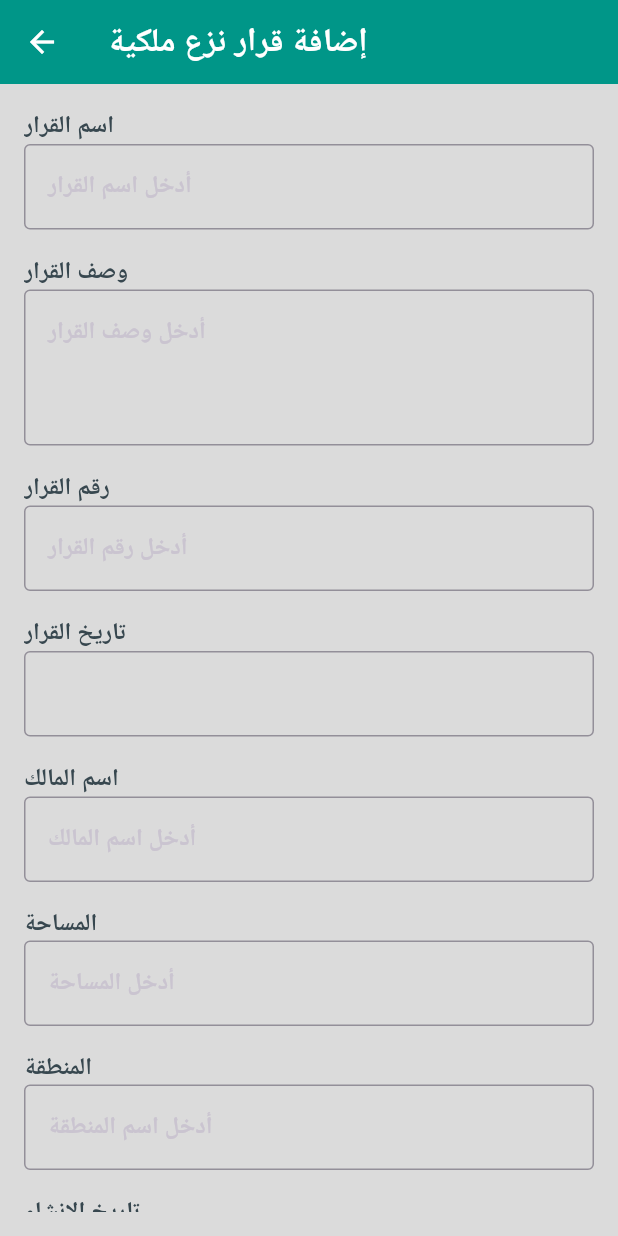
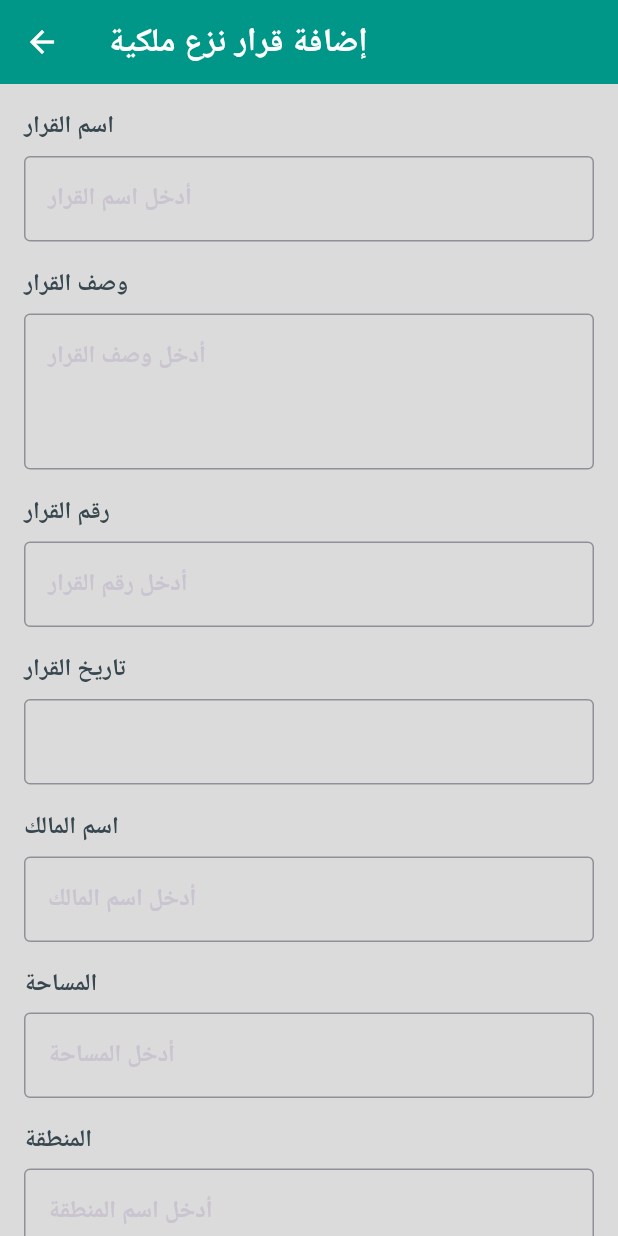
Before and after one commit to EmadMHassanin2024/-expro_archives, a Flutter app: the screen it shows after launch, after a tap on "إضافة قرار نزع", on a phone screen of 412 x 824 dp. Run offline on Flutter 3.47's test engine with Material 3 defaults, Android fonts, the phone set to English and light mode, and no system bars; our stand-ins replace file_picker; Roboto replaces fonts that are missing (Poppins).

Commit message:
modify all view to be resposive

```diff
--- a/lib/views/add_decision_screen.dart
+++ b/lib/views/add_decision_screen.dart
@@ -12,7 +12,6 @@ class AddDecisionScreen extends StatefulWidget {
 class _AddDecisionScreenState extends State<AddDecisionScreen> {
   final _formKey = GlobalKey<FormState>();
 
-  // Fields
   String title = '';
   String description = '';
   String decisionNumber = '';
@@ -70,77 +69,93 @@ class _AddDecisionScreenState extends State<AddDecisionScreen> {
       textDirection: ui.TextDirection.ltr,
       child: Scaffold(
         appBar: AppBar(title: Text('إضافة قرار نزع ملكية')),
-        body: Padding(
+        body: LayoutBuilder(
+          builder: (context, constraints) {
+            bool isWideScreen = constraints.maxWidth >= 600;
+
+            return SingleChildScrollView(
               padding: const EdgeInsets.all(16.0),
               child: Form(
                 key: _formKey,
-            child: ListView(
+                child: Wrap(
+                  spacing: 16,
+                  runSpacing: 16,
                   children: [
-                _buildLabel('اسم القرار'),
-                TextFormField(
+                    _buildFormField(
+                      label: 'اسم القرار',
+                      child: TextFormField(
                         decoration: _inputDecoration('أدخل اسم القرار'),
                         onSaved: (value) => title = value ?? '',
                         validator: _requiredValidator,
                       ),
-                SizedBox(height: 16),
-
-                _buildLabel('وصف القرار'),
-                TextFormField(
+                      isWide: isWideScreen,
+                    ),
+                    _buildFormField(
+                      label: 'وصف القرار',
+                      child: TextFormField(
                         maxLines: 3,
                         decoration: _inputDecoration('أدخل وصف القرار'),
                         onSaved: (value) => description = value ?? '',
                         validator: _requiredValidator,
                       ),
-                SizedBox(height: 16),
-
-                _buildLabel('رقم القرار'),
-                TextFormField(
+                      isWide: isWideScreen,
+                    ),
+                    _buildFormField(
+                      label: 'رقم القرار',
+                      child: TextFormField(
                         decoration: _inputDecoration('أدخل رقم القرار'),
                         onSaved: (value) => decisionNumber = value ?? '',
                         validator: _requiredValidator,
                       ),
-                SizedBox(height: 16),
-
-                _buildLabel('تاريخ القرار'),
-                InkWell(
+                      isWide: isWideScreen,
+                    ),
+                    _buildFormField(
+                      label: 'تاريخ القرار',
+                      child: InkWell(
                         onTap: _pickDecisionDate,
                         child: InputDecorator(
                           decoration: _inputDecoration('اختر تاريخ القرار'),
                           child: Text(
                             decisionDate == null
                                 ? ''
-                          : DateFormat('yyyy-MM-dd').format(decisionDate!),
+                                : DateFormat(
+                                    'yyyy-MM-dd',
+                                  ).format(decisionDate!),
                           ),
                         ),
                       ),
-                SizedBox(height: 16),
-
-                _buildLabel('اسم المالك'),
-                TextFormField(
+                      isWide: isWideScreen,
+                    ),
+                    _buildFormField(
+                      label: 'اسم المالك',
+                      child: TextFormField(
                         decoration: _inputDecoration('أدخل اسم المالك'),
                         onSaved: (value) => ownerName = value ?? '',
                         validator: _requiredValidator,
                       ),
-                SizedBox(height: 16),
-
-                _buildLabel('المساحة'),
-                TextFormField(
+                      isWide: isWideScreen,
+                    ),
+                    _buildFormField(
+                      label: 'المساحة',
+                      child: TextFormField(
                         decoration: _inputDecoration('أدخل المساحة'),
                         onSaved: (value) => area = value ?? '',
                         validator: _requiredValidator,
                       ),
-                SizedBox(height: 16),
-
-                _buildLabel('المنطقة'),
-                TextFormField(
+                      isWide: isWideScreen,
+                    ),
+                    _buildFormField(
+                      label: 'المنطقة',
+                      child: TextFormField(
                         decoration: _inputDecoration('أدخل اسم المنطقة'),
                         onSaved: (value) => region = value ?? '',
                         validator: _requiredValidator,
                       ),
-                SizedBox(height: 16),
-
-                _buildLabel('تاريخ الإنشاء'),
-                InkWell(
+                      isWide: isWideScreen,
+                    ),
+                    _buildFormField(
+                      label: 'تاريخ الإنشاء',
+                      child: InkWell(
                         onTap: _pickCreatedAtDate,
                         child: InputDecorator(
                           decoration: _inputDecoration('اختر تاريخ الإنشاء'),
@@ -151,9 +166,13 @@ class _AddDecisionScreenState extends State<AddDecisionScreen> {
                           ),
                         ),
                       ),
-                SizedBox(height: 16),
-
-                _buildLabel('إدراج المرفق'),
+                      isWide: isWideScreen,
+                    ),
+                    _buildFormField(
+                      label: 'إدراج المرفق',
+                      child: Column(
+                        crossAxisAlignment: CrossAxisAlignment.start,
+                        children: [
                           ElevatedButton.icon(
                             icon: Icon(Icons.attach_file),
                             label: Text('اختر ملف'),
@@ -164,8 +183,11 @@ class _AddDecisionScreenState extends State<AddDecisionScreen> {
                               padding: const EdgeInsets.only(top: 8.0),
                               child: Text('الملف: $attachmentFileName'),
                             ),
-                SizedBox(height: 24),
-
+                        ],
+                      ),
+                      isWide: isWideScreen,
+                    ),
+                    SizedBox(width: double.infinity),
                     Row(
                       children: [
                         Expanded(
@@ -174,9 +196,10 @@ class _AddDecisionScreenState extends State<AddDecisionScreen> {
                             onPressed: () {
                               if (_formKey.currentState!.validate()) {
                                 _formKey.currentState!.save();
-                            // يمكنك هنا إرسال البيانات إلى الخادم أو حفظها
                                 ScaffoldMessenger.of(context).showSnackBar(
-                              SnackBar(content: Text('تم حفظ البيانات بنجاح')),
+                                  SnackBar(
+                                    content: Text('تم حفظ البيانات بنجاح'),
+                                  ),
                                 );
                               }
                             },
@@ -201,15 +224,31 @@ class _AddDecisionScreenState extends State<AddDecisionScreen> {
                   ],
                 ),
               ),
+            );
+          },
         ),
       ),
     );
   }
 
-  Widget _buildLabel(String text) {
-    return Text(
-      text,
+  Widget _buildFormField({
+    required String label,
+    required Widget child,
+    required bool isWide,
+  }) {
+    return SizedBox(
+      width: isWide ? 300 : double.infinity,
+      child: Column(
+        crossAxisAlignment: CrossAxisAlignment.start,
+        children: [
+          Text(
+            label,
             style: TextStyle(fontSize: 16, fontWeight: FontWeight.w600),
+          ),
+          SizedBox(height: 8),
+          child,
+        ],
+      ),
     );
   }
 
--- a/lib/views/dash_board.dart
+++ b/lib/views/dash_board.dart
@@ -1,13 +1,39 @@
+import 'package:flutter/material.dart';
 import 'package:expro_archives/views/decision_workflow.dart';
-import 'package:flutter/material.dart';
 import 'package:expro_archives/views/add_decision_screen.dart';
 import 'package:expro_archives/views/view_decision_screen.dart';
 
 class DashboardScreen extends StatelessWidget {
   const DashboardScreen({super.key});
 
+  final List<Map<String, String>> decisions = const [
+    {
+      'id': '1',
+      'name': 'قرار نزع 1',
+      'number': '1001',
+      'date': '2025-08-01',
+      'owner': 'أحمد محمد',
+      'area': '500 م²',
+      'region': 'الرياض',
+    },
+    {
+      'id': '2',
+      'name': 'قرار نزع 2',
+      'number': '1002',
+      'date': '2025-08-02',
+      'owner': 'سارة عبدالله',
+      'area': '320 م²',
+      'region': 'مكة',
+    },
+  ];
+
   @override
   Widget build(BuildContext context) {
+    final screenWidth = MediaQuery.of(context).size.width;
+    final isMobile = screenWidth < 600;
+    final isTablet = screenWidth >= 600 && screenWidth < 1024;
+    final isWeb = screenWidth >= 1024;
+
     return Directionality(
       textDirection: TextDirection.rtl,
       child: Scaffold(
@@ -19,14 +45,15 @@ class DashboardScreen extends StatelessWidget {
           centerTitle: true,
           backgroundColor: Colors.teal,
         ),
-        body: DefaultTextStyle(
-          style: const TextStyle(color: Colors.black),
-          child: Column(
+        body: Column(
           children: [
             const SizedBox(height: 16),
             Padding(
               padding: const EdgeInsets.symmetric(horizontal: 16.0),
-                child: Row(
+              child: Wrap(
+                spacing: 16,
+                runSpacing: 8,
+                alignment: WrapAlignment.start,
                 children: [
                   ElevatedButton.icon(
                     onPressed: () {
@@ -46,8 +73,8 @@ class DashboardScreen extends StatelessWidget {
                       backgroundColor: Colors.teal,
                     ),
                   ),
-                    const SizedBox(width: 16),
-                    Expanded(
+                  SizedBox(
+                    width: isMobile ? screenWidth - 32 : 400,
                     child: TextField(
                       decoration: InputDecoration(
                         hintText: 'ابحث باسم المالك أو المنطقة...',
@@ -63,148 +90,134 @@ class DashboardScreen extends StatelessWidget {
             ),
             const SizedBox(height: 16),
             Expanded(
-                child: SingleChildScrollView(
+              child: decisions.isEmpty
+                  ? const Center(child: Text("لا توجد بيانات حالياً."))
+                  : LayoutBuilder(
+                      builder: (context, constraints) {
+                        return SingleChildScrollView(
                           scrollDirection: Axis.horizontal,
-                  child: SingleChildScrollView(
+                          child: ConstrainedBox(
+                            constraints: BoxConstraints(
+                              minWidth: constraints.maxWidth,
+                            ),
                             child: Padding(
                               padding: const EdgeInsets.all(16.0),
                               child: DataTable(
-                        columnSpacing: 20,
+                                columnSpacing: isMobile ? 8 : 20,
                                 headingRowColor: MaterialStateProperty.all(
                                   Colors.teal.shade100,
                                 ),
-                        border: TableBorder.all(color: Colors.grey.shade300),
-                        columns: const [
-                          DataColumn(label: Text('م')),
-                          DataColumn(label: Text('اسم قرار النزع')),
-                          DataColumn(label: Text('رقم قرار النزع')),
-                          DataColumn(label: Text('التاريخ')),
-                          DataColumn(label: Text('اسم المالك')),
-                          DataColumn(label: Text('المساحة')),
-                          DataColumn(label: Text('المنطقة')),
-                          DataColumn(label: Text('الإجراءات')),
+                                border: TableBorder.all(
+                                  color: Colors.grey.shade300,
+                                ),
+                                columns: [
+                                  const DataColumn(label: Text('م')),
+                                  const DataColumn(label: Text('اسم القرار')),
+                                  const DataColumn(label: Text('الرقم')),
+                                  if (!isMobile)
+                                    const DataColumn(label: Text('التاريخ')),
+                                  if (!isMobile)
+                                    const DataColumn(label: Text('المالك')),
+                                  if (isTablet || isWeb)
+                                    const DataColumn(label: Text('المساحة')),
+                                  if (isTablet || isWeb)
+                                    const DataColumn(label: Text('المنطقة')),
+                                  const DataColumn(label: Text('الإجراءات')),
                                 ],
-                        rows: [
-                          DataRow(
+                                rows: decisions.map((decision) {
+                                  return DataRow(
                                     cells: [
-                              const DataCell(Text('1')),
-                              const DataCell(Text('قرار نزع 1')),
-                              const DataCell(Text('1001')),
-                              const DataCell(Text('2025-08-01')),
-                              const DataCell(Text('أحمد محمد')),
-                              const DataCell(Text('500 م²')),
-                              const DataCell(Text('الرياض')),
+                                      DataCell(Text(decision['id']!)),
+                                      DataCell(Text(decision['name']!)),
+                                      DataCell(Text(decision['number']!)),
+                                      if (!isMobile)
+                                        DataCell(Text(decision['date']!)),
+                                      if (!isMobile)
+                                        DataCell(Text(decision['owner']!)),
+                                      if (isTablet || isWeb)
+                                        DataCell(Text(decision['area']!)),
+                                      if (isTablet || isWeb)
+                                        DataCell(Text(decision['region']!)),
                                       DataCell(
-                                Row(
+                                        Wrap(
+                                          spacing: 4,
                                           children: [
                                             IconButton(
-                                      icon: const Icon(Icons.visibility),
+                                              icon: const Icon(
+                                                Icons.visibility,
+                                              ),
+                                              tooltip: 'عرض',
                                               onPressed: () {
                                                 Navigator.push(
                                                   context,
                                                   MaterialPageRoute(
-                                            builder: (context) =>
+                                                    builder: (_) =>
                                                         const ViewDecisionScreen(),
                                                   ),
                                                 );
                                               },
-                                      tooltip: 'عرض',
                                             ),
                                             IconButton(
                                               icon: const Icon(Icons.edit),
+                                              tooltip: 'تعديل',
                                               onPressed: () {
-                                        // تعديل القرار
+                                                ScaffoldMessenger.of(
+                                                  context,
+                                                ).showSnackBar(
+                                                  const SnackBar(
+                                                    content: Text(
+                                                      'ميزة التعديل لم تُفعّل بعد',
+                                                    ),
+                                                  ),
+                                                );
                                               },
-                                      tooltip: 'تعديل',
                                             ),
                                             IconButton(
                                               icon: const Icon(Icons.delete),
+                                              tooltip: 'حذف',
                                               onPressed: () {
-                                        // حذف القرار
+                                                ScaffoldMessenger.of(
+                                                  context,
+                                                ).showSnackBar(
+                                                  SnackBar(
+                                                    content: Text(
+                                                      'تم حذف القرار: ${decision['name']}',
+                                                    ),
+                                                    backgroundColor:
+                                                        Colors.red[400],
+                                                  ),
+                                                );
                                               },
-                                      tooltip: 'حذف',
                                             ),
                                             IconButton(
                                               icon: const Icon(Icons.work),
+                                              tooltip: 'إجراءات ما بعد القرار',
                                               onPressed: () {
                                                 Navigator.push(
                                                   context,
                                                   MaterialPageRoute(
-                                            builder: (context) =>
+                                                    builder: (_) =>
                                                         PostDecisionWorkflowPage(),
                                                   ),
                                                 );
                                               },
-                                      tooltip: 'إجراءات ما بعد القرار',
                                             ),
                                           ],
                                         ),
                                       ),
                                     ],
+                                  );
+                                }).toList(),
                               ),
-                          DataRow(
-                            cells: [
-                              const DataCell(Text('2')),
-                              const DataCell(Text('قرار نزع 2')),
-                              const DataCell(Text('1002')),
-                              const DataCell(Text('2025-08-02')),
-                              const DataCell(Text('سارة عبدالله')),
-                              const DataCell(Text('320 م²')),
-                              const DataCell(Text('مكة')),
-                              DataCell(
-                                Row(
-                                  children: [
-                                    IconButton(
-                                      icon: const Icon(Icons.visibility),
-                                      onPressed: () {
-                                        Navigator.push(
-                                          context,
-                                          MaterialPageRoute(
-                                            builder: (context) =>
-                                                const ViewDecisionScreen(),
+                            ),
                           ),
                         );
                       },
-                                      tooltip: 'عرض',
-                                    ),
-                                    IconButton(
-                                      icon: const Icon(Icons.edit),
-                                      onPressed: () {},
-                                      tooltip: 'تعديل',
-                                    ),
-                                    IconButton(
-                                      icon: const Icon(Icons.delete),
-                                      onPressed: () {},
-                                      tooltip: 'حذف',
-                                    ),
-                                    IconButton(
-                                      icon: const Icon(Icons.work),
-                                      onPressed: () {
-                                        Navigator.push(
-                                          context,
-                                          MaterialPageRoute(
-                                            builder: (context) =>
-                                                PostDecisionWorkflowPage(),
-                                          ),
-                                        );
-                                      },
-                                      tooltip: 'إجراءات ما بعد القرار',
-                                    ),
-                                  ],
-                                ),
-                              ),
-                            ],
-                          ),
-                        ],
-                      ),
-                    ),
-                  ),
                     ),
             ),
           ],
         ),
       ),
-      ),
     );
   }
 }
```
Also changed, not shown: lib/views/decision_workflow.dart (+55 -47 lines). Lines whose indentation alone changed are shown as unchanged.
